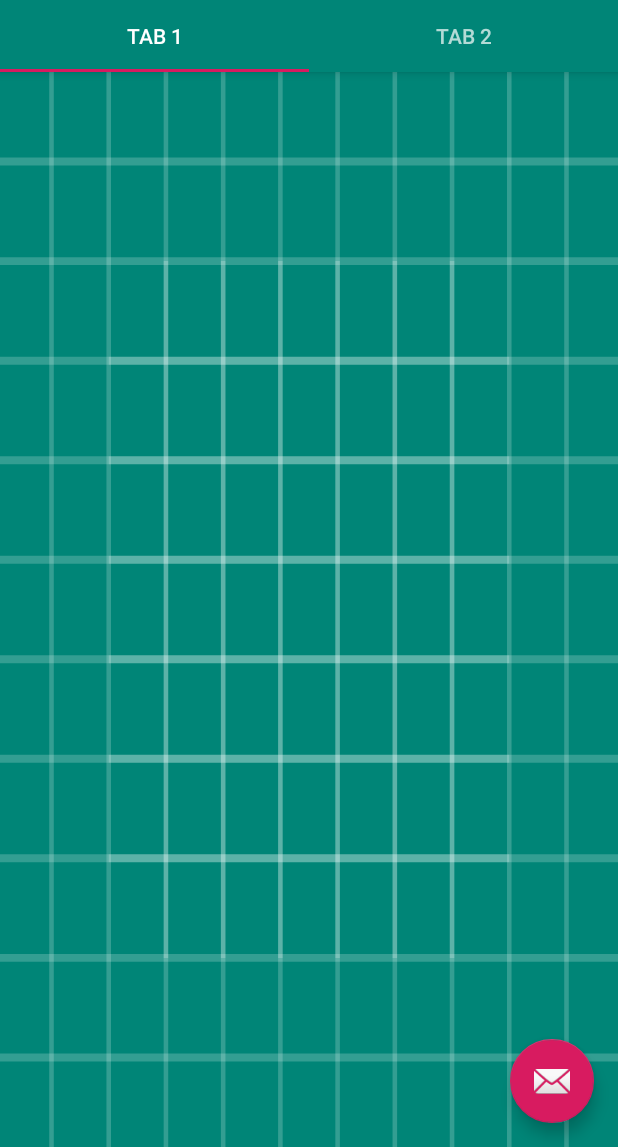
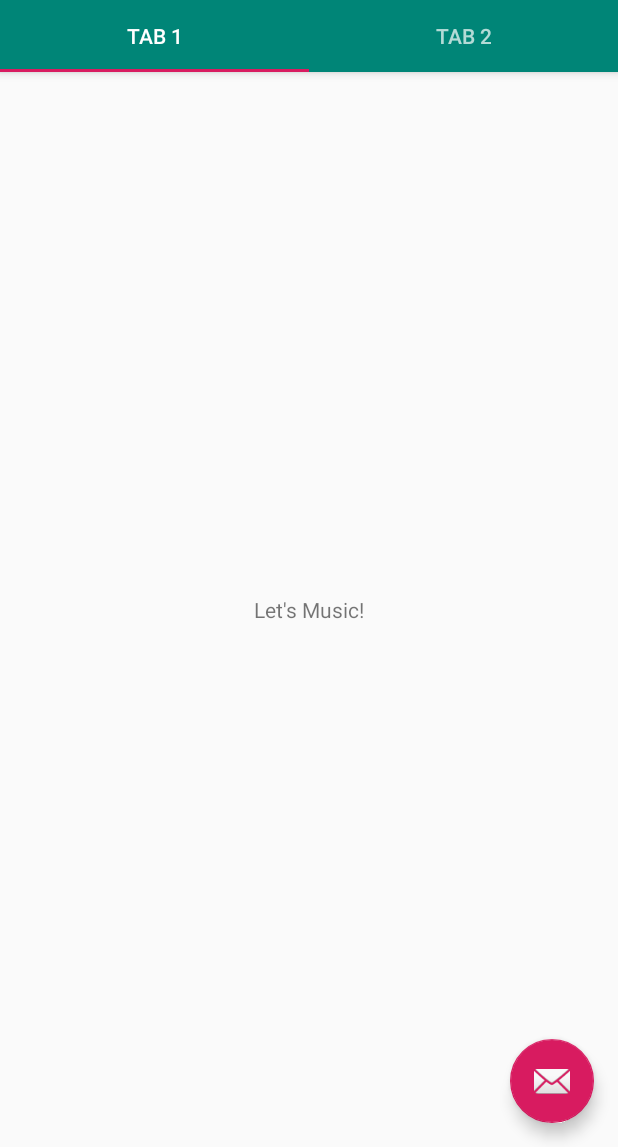
Before and after one commit to liuchaopan/ABigProgram, an Android app: the MusicTabActivity screen opened directly, with no data from a screen before it, on a phone screen of 412 x 824 dp, the part 89-1236 px from its top. Run offline under Robolectric (Android 15) with nearby library versions, the phone set to English and light mode, and no system bars; 1 statement that could not run was skipped.

Commit message:
jump to activities

```diff
--- a/app/src/main/AndroidManifest.xml
+++ b/app/src/main/AndroidManifest.xml
@@ -40,12 +40,9 @@
             android:label="@string/title_activity_music_tab"
             android:theme="@style/AppTheme.NoActionBar" />
         <activity
-            android:name=".ScrollingActivity"
-            android:label="@string/title_activity_scrolling"
-            android:theme="@style/AppTheme.NoActionBar" />
-        <activity
             android:name=".MainActivity"
             android:label="@string/title_activity_main"
+            android:screenOrientation="portrait"
             android:theme="@style/AppTheme.NoActionBar" />
         <activity
             android:name=".ui.login.LoginActivity"
--- a/app/src/main/java/com/pan/abigprogram/MusicTabActivity.kt
+++ b/app/src/main/java/com/pan/abigprogram/MusicTabActivity.kt
@@ -1,13 +1,12 @@
 package com.pan.abigprogram
 
 import android.os.Bundle
+import androidx.appcompat.app.AppCompatActivity
+import androidx.core.content.ContextCompat
+import androidx.viewpager.widget.ViewPager
 import com.google.android.material.floatingactionbutton.FloatingActionButton
 import com.google.android.material.snackbar.Snackbar
 import com.google.android.material.tabs.TabLayout
-import androidx.viewpager.widget.ViewPager
-import androidx.appcompat.app.AppCompatActivity
-import android.view.Menu
-import android.view.MenuItem
 import com.pan.abigprogram.ui.main.SectionsPagerAdapter
 
 class MusicTabActivity : AppCompatActivity() {
@@ -21,7 +20,7 @@ class MusicTabActivity : AppCompatActivity() {
         val tabs: TabLayout = findViewById(R.id.tabs)
         tabs.setupWithViewPager(viewPager)
         val fab: FloatingActionButton = findViewById(R.id.fab)
-
+        window.statusBarColor = ContextCompat.getColor(this, R.color.colorPrimaryDark)
         fab.setOnClickListener { view ->
             Snackbar.make(view, "Replace with your own action", Snackbar.LENGTH_LONG)
                     .setAction("Action", null).show()
--- a/app/src/main/java/com/pan/abigprogram/data/LoginDataSource.kt
+++ b/app/src/main/java/com/pan/abigprogram/data/LoginDataSource.kt
@@ -11,7 +11,7 @@ class LoginDataSource {
     fun login(username: String, password: String): Result<LoggedInUser> {
         try {
             // TODO: handle loggedInUser authentication
-            val fakeUser = LoggedInUser(java.util.UUID.randomUUID().toString(), "Jane Doe")
+            val fakeUser = LoggedInUser(java.util.UUID.randomUUID().toString(), username)
             return Result.Success(fakeUser)
         } catch (e: Throwable) {
             return Result.Error(IOException("Error logging in", e))
--- a/app/src/main/java/com/pan/abigprogram/ui/main/PlaceholderFragment.kt
+++ b/app/src/main/java/com/pan/abigprogram/ui/main/PlaceholderFragment.kt
@@ -28,7 +28,7 @@ class PlaceholderFragment : Fragment() {
             inflater: LayoutInflater, container: ViewGroup?,
             savedInstanceState: Bundle?
     ): View? {
-        val root = inflater.inflate(R.layout.fragment_place_holder, container, false)
+        val root = inflater.inflate(R.layout.fragment_music_tab, container, false)
         val textView: TextView = root.findViewById(R.id.section_label)
         pageViewModel.text.observe(this, Observer<String> {
             textView.text = it
--- a/app/src/main/res/layout/fragment_music_tab.xml
+++ b/app/src/main/res/layout/fragment_music_tab.xml
@@ -15,8 +15,11 @@
         android:layout_marginTop="@dimen/activity_vertical_margin"
         android:layout_marginEnd="@dimen/activity_horizontal_margin"
         android:layout_marginBottom="@dimen/activity_vertical_margin"
+        android:text="Let's Music!"
         app:layout_constraintLeft_toLeftOf="parent"
-        app:layout_constraintTop_toTopOf="@+id/constraintLayout"
+        app:layout_constraintBottom_toBottomOf="parent"
+        app:layout_constraintRight_toRightOf="parent"
+        app:layout_constraintTop_toTopOf="parent"
         tools:layout_constraintLeft_creator="1"
         tools:layout_constraintTop_creator="1" />
 
```
Also changed, not shown: app/src/main/java/com/pan/abigprogram/MainActivity.kt (+13 -9 lines), app/src/main/java/com/pan/abigprogram/ui/login/LoginActivity.kt (+7 -6 lines), app/src/main/java/com/pan/abigprogram/ui/login/LoginViewModel.kt (+3 -4 lines), app/src/main/res/layout/activity_login.xml (+2 -5 lines).
